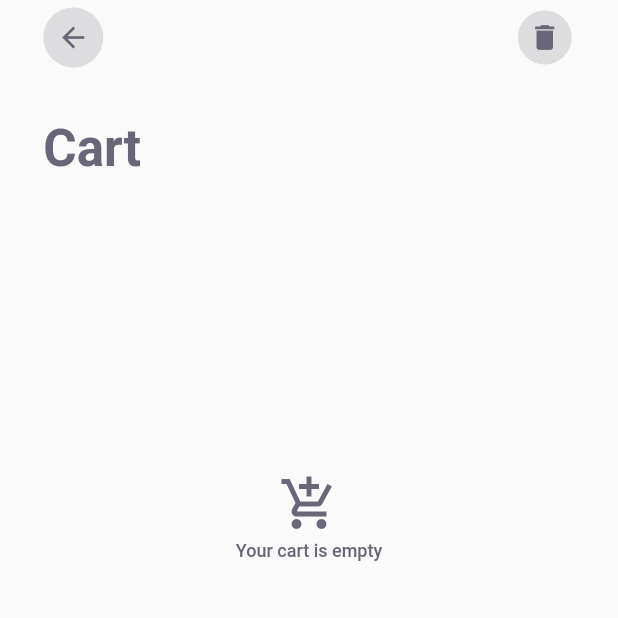
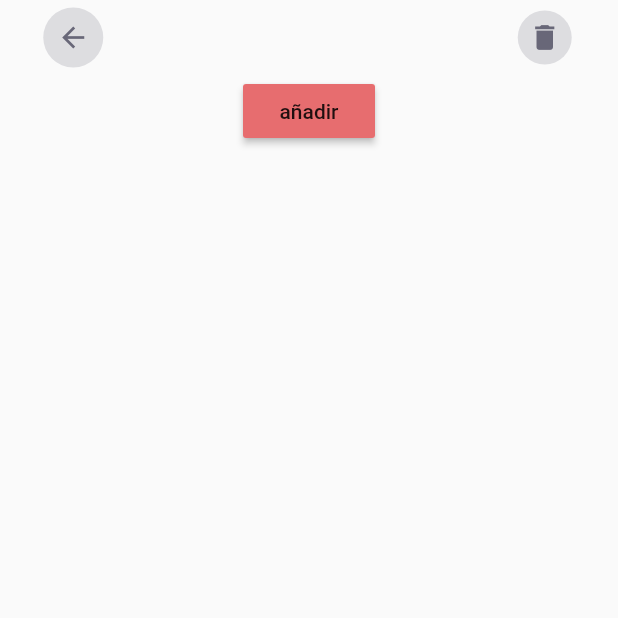
Before and after one commit to DalexisValencia/Fifth-test-app_Restaurants, a Flutter app: the ScreenCart screen opened directly, on a phone screen of 412 x 824 dp, the top half of it. Run offline on Flutter 3.47's test engine with Material 2 defaults, Android fonts, the phone set to English and light mode, and no system bars; our stand-ins replace bloc, equatable, flutter_bloc; missing offline and left inert: keyboard_visibility; statements that could not run were skipped.

Commit message:
Prueba de cartBloc añadiendo nuevo producto al carrito

```diff
--- a/lib/blocs/bloc/cart/bloc/cart_event.dart
+++ b/lib/blocs/bloc/cart/bloc/cart_event.dart
@@ -10,11 +10,12 @@ abstract class CartEvent extends Equatable {
 class GetAllItems extends CartEvent {}
 
 class AddToCart extends CartEvent {
-  final Dishes dishToCart;
-  AddToCart({this.dishToCart});
+  // final Dishes dishToCart;
+  final int dish;
+  AddToCart({this.dish});
 
   @override
-  List<Object> get props => [dishToCart];
+  List<Object> get props => [dish];
 }
 
 class DeleteFromCart extends CartEvent {
--- a/lib/blocs/bloc/cart/bloc/cart_state.dart
+++ b/lib/blocs/bloc/cart/bloc/cart_state.dart
@@ -8,7 +8,8 @@ abstract class CartState extends Equatable {
 }
 
 class CartblocInitial extends CartState {
-  final List<Dishes> dishes;
+  // final List<Dishes> dishes;
+  final List<int> dishes;
   CartblocInitial({this.dishes});
   @override
   List<Object> get props => [dishes];
@@ -18,7 +19,7 @@ class CartblocInitial extends CartState {
 }
 
 class FetchItems extends CartState {
-  final List<Dishes> dishes;
+  final List<int> dishes;
   FetchItems({this.dishes});
 
   @override
--- a/lib/screens/cart.dart
+++ b/lib/screens/cart.dart
@@ -1,6 +1,5 @@
 import 'dart:ui';
 
-import 'package:fith_app__restaurant/Lists/menu.dart';
 import 'package:fith_app__restaurant/blocs/bloc/cart/bloc/cart_bloc.dart';
 import 'package:fith_app__restaurant/constants/contansts.dart';
 import 'package:fith_app__restaurant/interfaces/Dishes.dart';
@@ -74,18 +73,37 @@ class _ScreenCartState extends State<ScreenCart> {
 
   @override
   Widget build(BuildContext context) {
+    final cartBloc = BlocProvider.of<CartBloc>(context);
     return Scaffold(
         //
         body: BlocBuilder<CartBloc, CartState>(
       builder: (context, state) {
-        print(":::::dentro de cart.dart");
-        print(state);
-        print(state.props);
-        print(":::::dentro de cart.dart");
+        List<int> inCart = state.props[0];
+        // print(":::::dentro de cart.dart");
+        // print(state);
+        // print(state.props);
+        // print(":::::dentro de cart.dart");
         return Column(
           children: [
             _screenNavigator(),
-            _bodyCart(state),
+            // _bodyCart(state),
+            Builder(
+              builder: (BuildContext context) {
+                List<Widget> numverCart = [];
+                inCart.map((e) {
+                  numverCart.add(Text(e.toString()));
+                }).toList();
+                return Column(
+                  children: numverCart,
+                );
+              },
+            ),
+            RaisedButton(
+              onPressed: () {
+                cartBloc.add(AddToCart(dish: 1));
+              },
+              child: Text("añadir"),
+            )
           ],
         );
       },
```
Also changed, not shown: lib/blocs/bloc/cart/bloc/cart_bloc.dart (+5 -4 lines), lib/screens/main.tabs.dart (+10 -13 lines), lib/screens/plate.detail.dart (+28 -13 lines), lib/sections/CardCategorySuggested.dart (+43 -12 lines).
